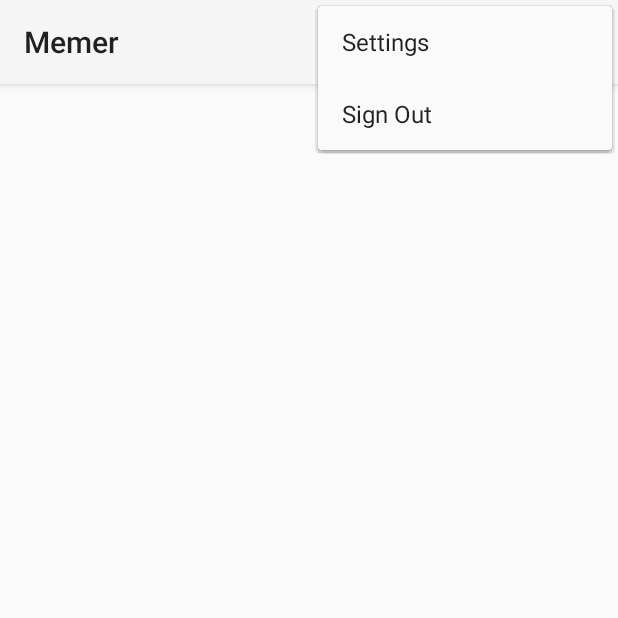
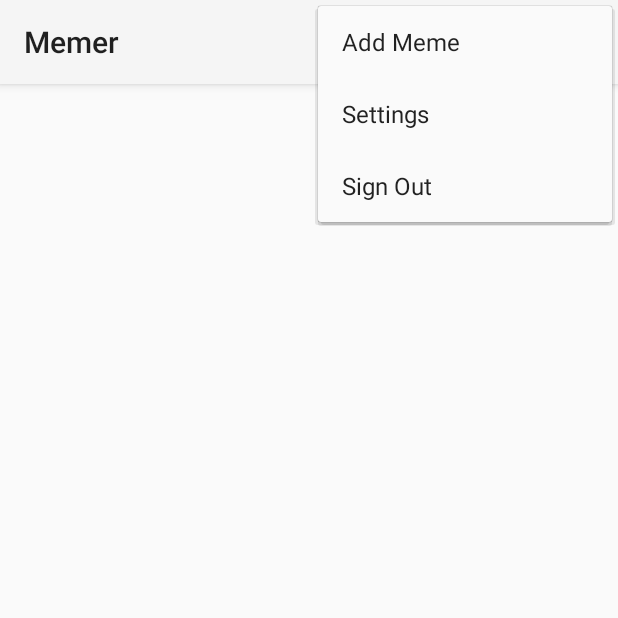
Before and after one commit to BenCarlson01/Memer, an Android app: the screen it shows after launch once a user with an empty profile is signed in (MainActivity), with the options menu open, on a phone screen of 412 x 824 dp, the top half of it. Run offline under Robolectric (Android 15) with nearby library versions, the phone set to English and light mode, and no system bars; our stand-ins replace Firebase (no records; nobody signed in at launch, a user with empty details on screens opened directly); libraries missing offline, so code that uses them is left out: com.lorentzos.flingswipe; plain views replace SwipeFlingAdapterView; pictures from the network do not load; 4 statements that could not run were skipped.

Commit message:
Working on creating an add Meme page

```diff
--- a/app/build.gradle
+++ b/app/build.gradle
@@ -48,4 +48,5 @@ dependencies {
 
 
 
+
 apply plugin: 'com.google.gms.google-services'
--- a/app/src/main/java/com/bemad/bcarlson/memer/MainActivity.java
+++ b/app/src/main/java/com/bemad/bcarlson/memer/MainActivity.java
@@ -10,8 +10,9 @@ import android.view.MenuInflater;
 import android.view.MenuItem;
 import android.widget.Toast;
 
-import com.bemad.bcarlson.memer.cards.Card;
 import com.google.firebase.auth.FirebaseAuth;
+import com.google.firebase.database.DatabaseReference;
+import com.google.firebase.database.FirebaseDatabase;
 import com.lorentzos.flingswipe.SwipeFlingAdapterView;
 
 import java.util.ArrayList;
@@ -19,7 +20,10 @@ import java.util.ArrayList;
 public class MainActivity extends AppCompatActivity {
 
     private ArrayList<Meme> memeList;
-    private MyArrayAdapter arrayAdapter;
+    private MemeAdapter arrayAdapter;
+
+    private DatabaseReference userDB;
+    private String userID;
 
     @Override
     protected void onCreate(Bundle savedInstanceState) {
@@ -28,18 +32,21 @@ public class MainActivity extends AppCompatActivity {
         Toolbar myToolbar = findViewById(R.id.main_toolbar);
         setSupportActionBar(myToolbar);
 
+        userID = FirebaseAuth.getInstance().getCurrentUser().getUid();
+        userDB = FirebaseDatabase.getInstance()
+                .getReference()
+                .child("users")
+                .child(userID);
+
         memeList = new ArrayList<>();
-
-        arrayAdapter = new MyArrayAdapter(this, R.layout.item_meme, memeList);
-
+        arrayAdapter = new MemeAdapter(this, R.layout.item_meme, memeList);
         SwipeFlingAdapterView flingContainer = findViewById(R.id.frame);
-
         flingContainer.setAdapter(arrayAdapter);
         flingContainer.setFlingListener(new SwipeFlingAdapterView.onFlingListener() {
             @Override
             public void removeFirstObjectInAdapter() {
                 // this is the simplest way to delete an object from the Adapter (/AdapterView)
-                Log.d("LIST", "removed object!");
+                // Log.d("LIST", "removed object!");
                 if (!memeList.isEmpty()) {
                     memeList.remove(0);
                     arrayAdapter.notifyDataSetChanged();
@@ -54,18 +61,13 @@ public class MainActivity extends AppCompatActivity {
                 //Do something on the left!
                 //You also have access to the original object.
                 //If you want to use it just cast it (String) dataObject
-                Card card = (Card) dataObject;
-                String userID = card.getUserID();
-                usersDB.child(userID)
-                        .child("connections")
-                        .child("like")
-                        .child(currentUID)
-                        .removeValue();
-                usersDB.child(userID)
-                        .child("connections")
-                        .child("dislike")
-                        .child(currentUID)
-                        .setValue(true);
+//                Meme card = (Meme) dataObject;
+//                String memeID = card.getMemeID();
+//                userDB.child(userID)
+//                        .child("connections")
+//                        .child("like")
+//                        .child(currentUID)
+//                        .removeValue();
                 Toast.makeText(MainActivity.this, "Dislike!", Toast.LENGTH_SHORT).show();
             }
 
@@ -74,19 +76,19 @@ public class MainActivity extends AppCompatActivity {
              */
             @Override
             public void onRightCardExit(Object dataObject) {
-                Card card = (Card) dataObject;
-                String userID = card.getUserID();
-                usersDB.child(userID)
-                        .child("connections")
-                        .child("like")
-                        .child(currentUID)
-                        .setValue(true);
-                usersDB.child(userID)
-                        .child("connections")
-                        .child("dislike")
-                        .child(currentUID)
-                        .removeValue();
-                isMatch(userID);
+//                Card card = (Card) dataObject;
+//                String userID = card.getUserID();
+//                usersDB.child(userID)
+//                        .child("connections")
+//                        .child("like")
+//                        .child(currentUID)
+//                        .setValue(true);
+//                usersDB.child(userID)
+//                        .child("connections")
+//                        .child("dislike")
+//                        .child(currentUID)
+//                        .removeValue();
+//                isMatch(userID);
                 Toast.makeText(MainActivity.this, "Like!", Toast.LENGTH_SHORT).show();
             }
 
@@ -134,11 +136,15 @@ public class MainActivity extends AppCompatActivity {
     public boolean onOptionsItemSelected(MenuItem item) {
         Intent intent;
         switch (item.getItemId()) {
-            case R.id.main_action_settings:
+            case R.id.main_toolbar_add_meme:
+                intent = new Intent(this, AddMemeActivity.class);
+                startActivity(intent);
+                break;
+            case R.id.main_toolbar_settings:
                 intent = new Intent(this, SettingsActivity.class);
                 startActivity(intent);
                 break;
-            case R.id.main_action_signout:
+            case R.id.main_toolbar_signout:
                 FirebaseAuth.getInstance().signOut();
                 intent = new Intent(this, LoginActivity.class);
                 startActivity(intent);
--- a/app/src/main/java/com/bemad/bcarlson/memer/RegisterActivity.java
+++ b/app/src/main/java/com/bemad/bcarlson/memer/RegisterActivity.java
@@ -87,7 +87,6 @@ public class RegisterActivity extends AppCompatActivity {
                                 String userID = auth.getCurrentUser().getUid();
                                 DatabaseReference currentUserDB = FirebaseDatabase.getInstance()
                                         .getReference()
-                                        .child(country)
                                         .child("users")
                                         .child(userID);
                                 HashMap<String, Object> userInfo = new HashMap<>();
--- a/app/src/main/res/menu/activity_main_toolbar.xml
+++ b/app/src/main/res/menu/activity_main_toolbar.xml
@@ -2,17 +2,23 @@
 <menu xmlns:android="http://schemas.android.com/apk/res/android"
     xmlns:app="http://schemas.android.com/apk/res-auto">
 
+    <!-- Create Meme - always be in the overflow -->
+    <item android:id="@+id/main_toolbar_add_meme"
+        android:icon="@mipmap/ic_launcher"
+        android:title="@string/main_toolbar_add_meme"
+        app:showAsAction="never"/>
+
     <!-- Settings - always be in the overflow -->
-    <item android:id="@+id/main_action_settings"
+    <item android:id="@+id/main_toolbar_settings"
         android:icon="@mipmap/ic_launcher"
-        android:title="@string/main_action_settings"
+        android:title="@string/main_toolbar_settings"
         app:showAsAction="never"/>
 
     <!-- Sign Out -  should appear as action button if possible -->
     <item
-        android:id="@+id/main_action_signout"
+        android:id="@+id/main_toolbar_signout"
         android:icon="@mipmap/ic_launcher"
-        android:title="@string/main_action_signout"
+        android:title="@string/main_toolbar_signout"
         app:showAsAction="never"/>
 
 
--- a/app/src/main/res/values/strings.xml
+++ b/app/src/main/res/values/strings.xml
@@ -22,8 +22,14 @@
     <string name="register_button">Create Account!</string>
 
     <!-- MainActivity Strings -->
-    <string name="main_action_settings">Settings</string>
-    <string name="main_action_signout">Sign Out</string>
+    <string name="main_toolbar_add_meme">Add Meme</string>
+    <string name="main_toolbar_settings">Settings</string>
+    <string name="main_toolbar_signout">Sign Out</string>
+
+    <!-- AddMemeActivity Strings -->
+    <string name="add_meme_description_text">Desription</string>
+    <string name="add_meme_description">Enter a desription of your meme here</string>
+    <string name="add_meme_button">Add Meme</string>
 
     <!-- Array of all countries -->
     <string-array name="countries_array">
```
Also changed, not shown: app/src/main/AndroidManifest.xml (+7 -4 lines), app/src/main/java/com/bemad/bcarlson/memer/AddMemeActivity.java (added, +152 -0 lines), app/src/main/java/com/bemad/bcarlson/memer/Meme.java (+12 -21 lines), app/src/main/java/com/bemad/bcarlson/memer/MemeAdapter.java (+3 -12 lines), app/src/main/res/layout/activity_add_meme.xml (added, +34 -0 lines).
